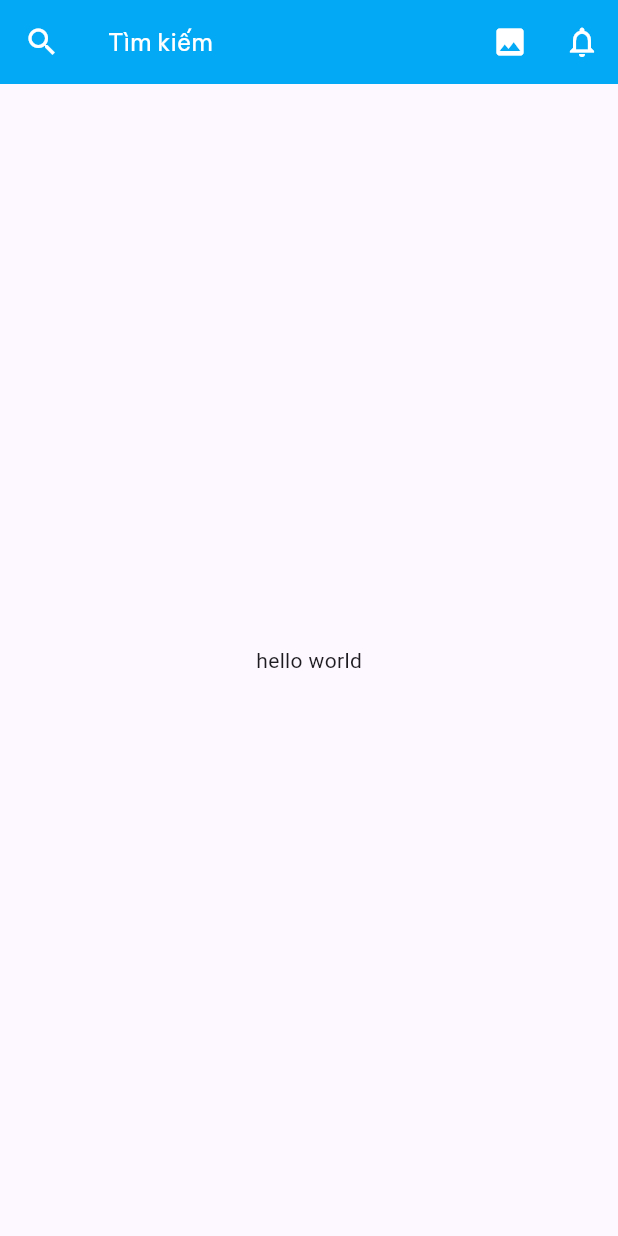
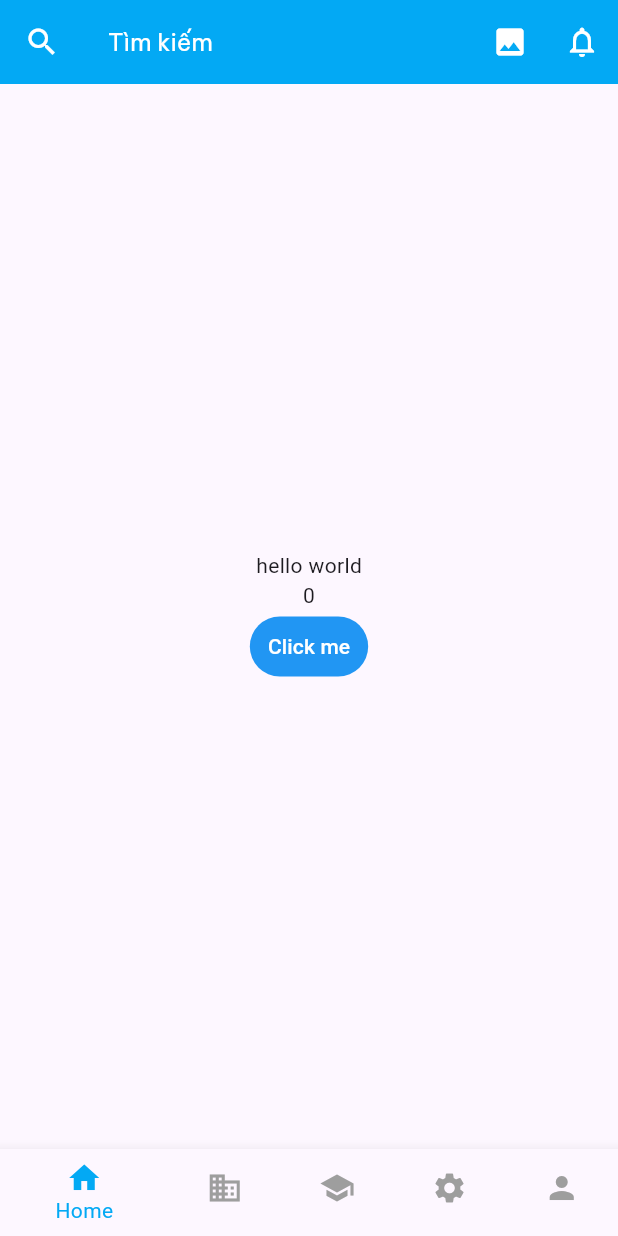
Before and after one commit to Axyl1410/zola-app, a Flutter app: the screen it shows after launch, on a phone screen of 412 x 824 dp. Run offline on Flutter 3.47's test engine with Material 3 defaults, Android fonts, the phone set to English and light mode, and no system bars; our stand-ins replace flutter_hooks, flutter_secure_storage, get_it, google_fonts.

Commit message:
Refactor HomeView to use Flutter Hooks, implement bottom navigation with multiple screens, and add new screens for Business, Profile, School, and Settings. Update pubspec.yaml to include flutter_hooks dependency and adjust main.dart for the new structure.

```diff
--- a/lib/main.dart
+++ b/lib/main.dart
@@ -1,8 +1,5 @@
-// Copyright 2021 The Flutter team. All rights reserved.
-// Use of this source code is governed by a BSD-style license that can be
-// found in the LICENSE file.
-
 import 'package:flutter/material.dart';
+import 'package:flutter_hooks/flutter_hooks.dart';
 import 'package:zola/ui/features/home/views/home_view.dart';
 
 import 'di/injector.dart';
@@ -12,17 +9,12 @@ import 'ui/features/showcase/view_models/showcase_view_model.dart';
 void main() {
   WidgetsFlutterBinding.ensureInitialized();
   setupDependencies();
-  runApp(const App());
+  runApp(App());
 }
 
-class App extends StatefulWidget {
-  const App({super.key});
+class App extends HookWidget {
+  App({super.key});
 
-  @override
-  State<App> createState() => _AppState();
-}
-
-class _AppState extends State<App> {
   static const bool _useMaterial3 = true;
   static const ThemeMode _themeMode = ThemeMode.system;
   final ShowcaseViewModel _viewModel = sl<ShowcaseViewModel>();
@@ -38,7 +30,7 @@ class _AppState extends State<App> {
         theme: _buildLightTheme(),
         // darkTheme: _buildDarkTheme(),
         // home: ShowcaseHome(useMaterial3: _useMaterial3, viewModel: _viewModel),
-        home: const HomeView(),
+        home: HomeView(),
       ),
     );
   }
--- a/lib/ui/features/home/views/home_view.dart
+++ b/lib/ui/features/home/views/home_view.dart
@@ -1,40 +1,51 @@
 import 'package:flutter/material.dart';
-import 'package:google_fonts/google_fonts.dart';
+import 'package:flutter_hooks/flutter_hooks.dart';
+import 'screens/business_screen.dart';
+import 'screens/home_screen.dart';
+import 'screens/profile_screen.dart';
+import 'screens/school_screen.dart';
+import 'screens/settings_screen.dart';
 
-class HomeView extends StatefulWidget {
+class HomeView extends HookWidget {
   const HomeView({super.key});
 
   @override
-  State<HomeView> createState() => _HomeViewState();
-}
+  Widget build(BuildContext context) {
+    final counter = useState(0);
+    final selectedIndex = useState(0);
 
-class _HomeViewState extends State<HomeView> {
-  @override
-  Widget build(BuildContext context) {
+    final pages = <Widget>[
+      HomeScreen(counter: counter.value, onIncrement: () => counter.value++),
+      const BusinessScreen(),
+      const SchoolScreen(),
+      const SettingsScreen(),
+      const ProfileScreen(),
+    ];
+
+    final safeIndex = selectedIndex.value.clamp(0, pages.length - 1);
+
     return Scaffold(
-      appBar: AppBar(
-        backgroundColor: Colors.lightBlue,
-        centerTitle: false,
-        title: Text(
-          'Tìm kiếm',
-          style: GoogleFonts.beVietnamPro(color: Colors.white, fontSize: 16),
-        ),
-        leading: IconButton(
-          onPressed: () {},
-          icon: Icon(Icons.search, color: Colors.white),
-        ),
-        actions: [
-          IconButton(
-            onPressed: () {},
-            icon: Icon(Icons.image, color: Colors.white),
+      body: IndexedStack(index: safeIndex, children: pages),
+      bottomNavigationBar: BottomNavigationBar(
+        type: BottomNavigationBarType.shifting,
+        selectedItemColor: Colors.lightBlue,
+        unselectedItemColor: Colors.grey,
+        currentIndex: safeIndex,
+        onTap: (index) => selectedIndex.value = index,
+        items: const [
+          BottomNavigationBarItem(icon: Icon(Icons.home), label: 'Home'),
+          BottomNavigationBarItem(
+            icon: Icon(Icons.business),
+            label: 'Business',
           ),
-          IconButton(
-            onPressed: () {},
-            icon: Icon(Icons.notifications_none, color: Colors.white),
+          BottomNavigationBarItem(icon: Icon(Icons.school), label: 'School'),
+          BottomNavigationBarItem(
+            icon: Icon(Icons.settings),
+            label: 'Settings',
           ),
+          BottomNavigationBarItem(icon: Icon(Icons.person), label: 'Profile'),
         ],
       ),
-      body: Center(child: Text('hello world')),
     );
   }
 }
--- /dev/null
+++ b/lib/ui/features/home/views/screens/home_screen.dart
@@ -0,0 +1,38 @@
+import 'package:flutter/material.dart';
+import '../widgets/default_home_app_bar.dart';
+
+class HomeScreen extends StatelessWidget {
+  const HomeScreen({
+    super.key,
+    required this.counter,
+    required this.onIncrement,
+  });
+
+  final int counter;
+  final VoidCallback onIncrement;
+
+  @override
+  Widget build(BuildContext context) {
+    return Scaffold(
+      appBar: buildDefaultHomeAppBar(),
+      body: Center(
+        child: Column(
+          mainAxisAlignment: MainAxisAlignment.center,
+          crossAxisAlignment: CrossAxisAlignment.center,
+          children: [
+            const Text('hello world'),
+            Text('$counter'),
+            TextButton(
+              style: TextButton.styleFrom(
+                backgroundColor: Colors.blue,
+                foregroundColor: Colors.white,
+              ),
+              onPressed: onIncrement,
+              child: const Text('Click me'),
+            ),
+          ],
+        ),
+      ),
+    );
+  }
+}
--- /dev/null
+++ b/lib/ui/features/home/views/widgets/default_home_app_bar.dart
@@ -0,0 +1,32 @@
+import 'package:flutter/material.dart';
+import 'package:google_fonts/google_fonts.dart';
+
+PreferredSizeWidget buildDefaultHomeAppBar({
+  String? title,
+  List<Widget>? actions,
+}) {
+  return AppBar(
+    backgroundColor: Colors.lightBlue,
+    centerTitle: false,
+    title: Text(
+      title ?? 'Tìm kiếm',
+      style: GoogleFonts.beVietnamPro(color: Colors.white, fontSize: 16),
+    ),
+    leading: IconButton(
+      onPressed: () {},
+      icon: const Icon(Icons.search, color: Colors.white),
+    ),
+    actions:
+        actions ??
+        [
+          IconButton(
+            onPressed: () {},
+            icon: const Icon(Icons.image, color: Colors.white),
+          ),
+          IconButton(
+            onPressed: () {},
+            icon: const Icon(Icons.notifications_none, color: Colors.white),
+          ),
+        ],
+  );
+}
--- a/pubspec.yaml
+++ b/pubspec.yaml
@@ -39,6 +39,7 @@ dependencies:
   flutter_secure_storage: ^10.0.0
   google_fonts: ^8.0.2
   get_it: ^9.2.1
+  flutter_hooks: ^0.21.3+1
 
 dev_dependencies:
   flutter_test:
```
Also changed, not shown: lib/ui/features/home/views/screens/business_screen.dart (added, +33 -0 lines), lib/ui/features/home/views/screens/full_screen_page.dart (added, +13 -0 lines), lib/ui/features/home/views/screens/profile_screen.dart (added, +20 -0 lines), lib/ui/features/home/views/screens/school_screen.dart (added, +19 -0 lines), lib/ui/features/home/views/screens/settings_screen.dart (added, +20 -0 lines), pubspec.lock, 1 other file.
